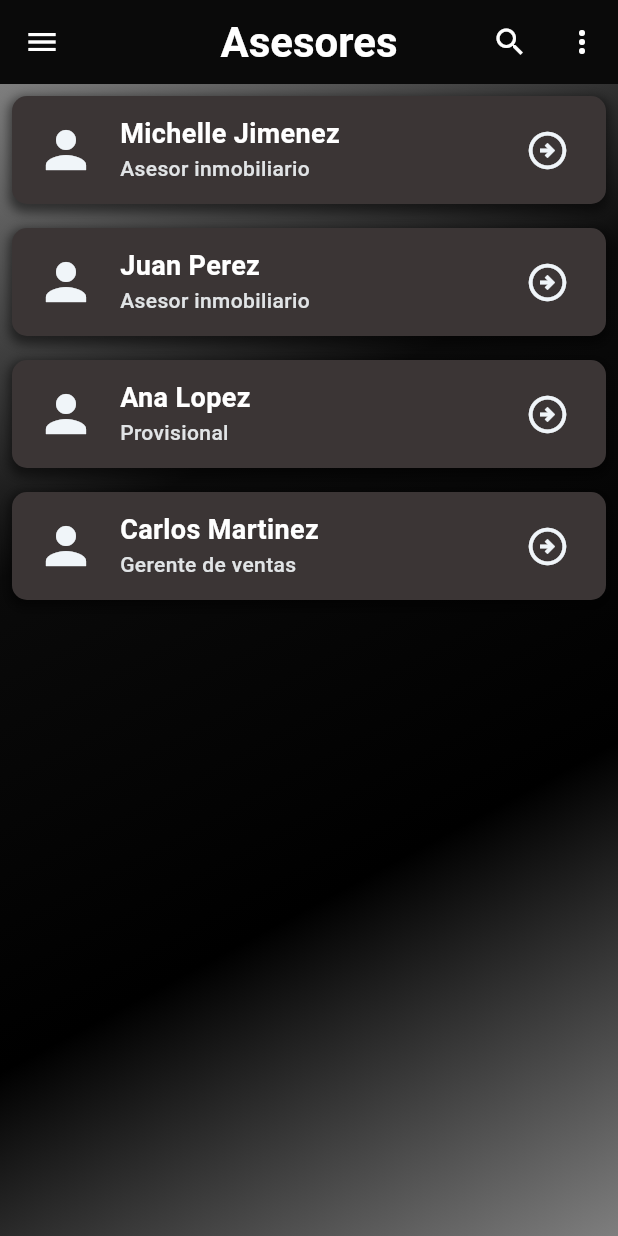
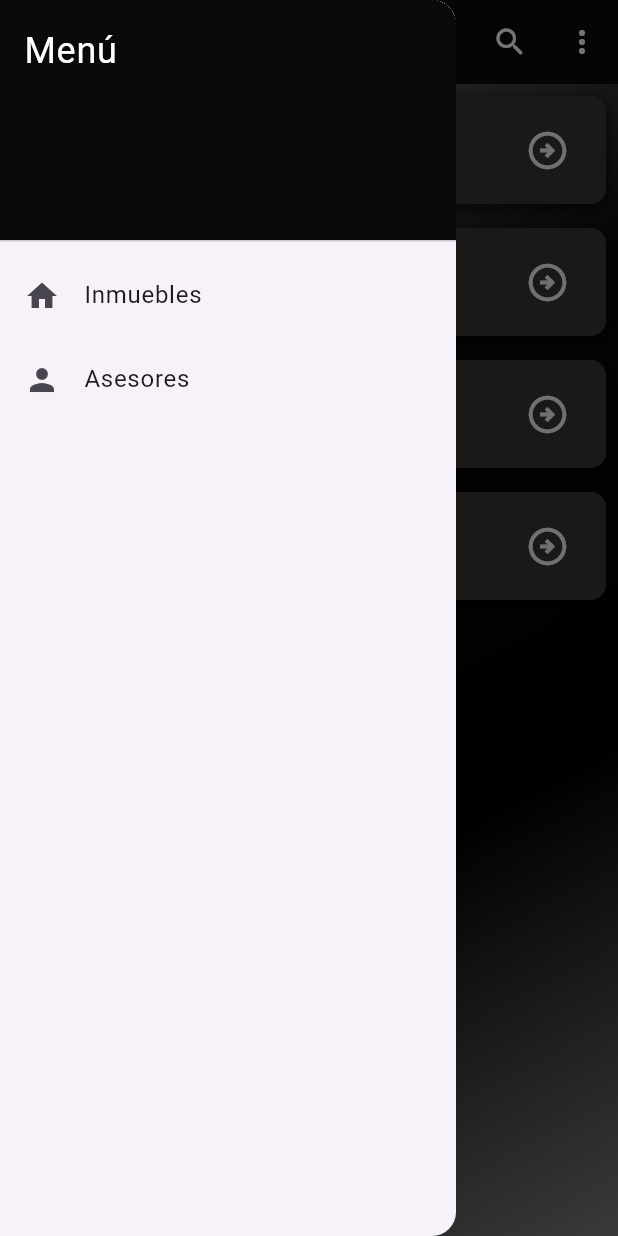
Before and after one commit to MichDlc03/movil_rec, a Flutter app: the MiListaDeProspectos screen opened directly, with the side drawer open (before the commit the screen has no drawer), on a phone screen of 412 x 824 dp. Run offline on Flutter 3.47's test engine with Material 3 defaults, Android fonts, the phone set to English and light mode, and no system bars; our stand-ins replace carousel_slider, google_fonts; Roboto replaces fonts that are missing (Dosis).

Commit message:
navegacion y pantalla de inmuebles creada

```diff
--- a/lib/main.dart
+++ b/lib/main.dart
@@ -1,3 +1,4 @@
+import 'package:app/pages/inmuebles_page.dart';
 import 'package:app/pages/login_page.dart';
 import 'package:app/pages/prospectos_page.dart';
 import 'package:app/pages/splash.dart';
@@ -22,6 +23,7 @@ class MyApp extends StatelessWidget {
         'Splash': (_) => const Splash(),
         'Login': (_) =>  LoginPage(),
         'ListaDeProspectos': (_) => const ProspectosPage(),
+        'ListaDeInmuebles' : (_) => const InmueblesPage()
       },
     );
   }
--- /dev/null
+++ b/lib/models/inmueble_model.dart
@@ -0,0 +1,13 @@
+class Inmueble {
+  final int id;
+  final String nombreInmueble;
+  final String medidasDelTerreno;
+  final int cantidadDeHabitaciones;
+
+  Inmueble({
+    required this.id,
+    required this.nombreInmueble,
+    required this.medidasDelTerreno,
+    required this.cantidadDeHabitaciones,
+  });
+}
--- /dev/null
+++ b/lib/models/prospecto_model.dart
@@ -0,0 +1,9 @@
+import 'inmueble_model.dart';
+
+class Prospecto {
+  final String nombre;
+  final String descripcion;
+  final List<Inmueble> inmuebles;
+
+  Prospecto(this.nombre, this.descripcion, this.inmuebles);
+}
--- a/lib/pages/perfil_prospectos_page.dart
+++ b/lib/pages/perfil_prospectos_page.dart
@@ -1,6 +1,6 @@
-import 'package:app/widgets/mi_lista_prospectos.dart';
 import 'package:flutter/material.dart';
 import 'package:google_fonts/google_fonts.dart';
+import '../models/prospecto_model.dart';
 
 class MiPerfilProspectoPage extends StatelessWidget {
   final Prospecto prospecto;
--- /dev/null
+++ b/lib/widgets/custom_drawer.dart
@@ -0,0 +1,45 @@
+import 'package:flutter/material.dart';
+
+class CustomDrawer extends StatelessWidget {
+  const CustomDrawer({super.key});
+
+  @override
+  Widget build(BuildContext context) {
+    return Drawer(
+      child: ListView(
+        padding: EdgeInsets.zero,
+        children: <Widget>[
+          const DrawerHeader(
+            decoration: BoxDecoration(
+              color: Color(0xff0A0A0A),
+            ),
+            child: Text(
+              'Menú',
+              style: TextStyle(
+                color: Colors.white,
+                fontSize: 24,
+              ),
+            ),
+          ),
+          ListTile(
+            leading: const Icon(Icons.home),
+            title: const Text('Inmuebles'),
+            onTap: () {
+              Navigator.pop(context);
+              Navigator.pushNamed(context, 'ListaDeInmuebles');
+            },
+          ),
+          ListTile(
+            leading: const Icon(Icons.person),
+            title: const Text('Asesores'),
+            onTap: () {
+              Navigator.pop(context);
+              Navigator.pushNamed(context, 'ListaDeProspectos');
+            },
+          ),
+          // Agrega más ListTiles según sea necesario
+        ],
+      ),
+    );
+  }
+}
--- a/lib/widgets/mi_lista_prospectos.dart
+++ b/lib/widgets/mi_lista_prospectos.dart
@@ -1,28 +1,10 @@
+import 'package:app/models/inmueble_model.dart';
 import 'package:app/pages/perfil_prospectos_page.dart';
+import 'package:app/widgets/custom_drawer.dart';
 import 'package:flutter/material.dart';
 import 'package:google_fonts/google_fonts.dart';
 
-class Prospecto {
-  final String nombre;
-  final String descripcion;
-  final List<Inmueble> inmuebles;
-
-  Prospecto(this.nombre, this.descripcion, this.inmuebles);
-}
-
-class Inmueble {
-  final int id;
-  final String nombreInmueble;
-  final String medidasDelTerreno;
-  final int cantidadDeHabitaciones;
-
-  Inmueble({
-    required this.id,
-    required this.nombreInmueble,
-    required this.medidasDelTerreno,
-    required this.cantidadDeHabitaciones,
-  });
-}
+import '../models/prospecto_model.dart';
 
 class MiListaDeProspectos extends StatefulWidget {
   const MiListaDeProspectos({super.key});
@@ -89,14 +71,30 @@ class _MiListaDeProspectosState extends State<MiListaDeProspectos> {
     String title = "Asesores";
     return Scaffold(
       appBar: AppBar(
-        leading: const Icon(Icons.menu, color: Colors.white),
+        leading: Builder(
+          builder: (context) {
+            return IconButton(
+              icon: const Icon(Icons.menu, color: Colors.white),
+              onPressed: () {
+                Scaffold.of(context).openDrawer();
+              },
+            );
+          },
+        ),
         actions: [
           IconButton(
-              onPressed: () {},
-              icon: const Icon(Icons.search, color: Colors.white)),
-          IconButton(
-              onPressed: () {},
-              icon: const Icon(Icons.more_vert, color: Colors.white)),
+            onPressed: () {},
+            icon: const Icon(Icons.search, color: Colors.white)),
+          Builder(
+            builder: (context) {
+              return IconButton(
+                onPressed: () {
+                  Scaffold.of(context).openEndDrawer();
+                },
+                icon: const Icon(Icons.more_vert, color: Colors.white),
+              );
+            },
+          ),
         ],
         centerTitle: true,
         backgroundColor: const Color(0xff0A0A0A),
@@ -109,6 +107,7 @@ class _MiListaDeProspectosState extends State<MiListaDeProspectos> {
           ),
         ),
       ),
+      drawer: const CustomDrawer(),
       body: Container(
         decoration: const BoxDecoration(
           gradient: LinearGradient(
--- a/pubspec.yaml
+++ b/pubspec.yaml
@@ -30,6 +30,7 @@ environment:
 dependencies:
   flutter:
     sdk: flutter
+  carousel_slider: ^4.2.1
 
 
 
@@ -60,6 +61,9 @@ flutter:
     - assets/imagenes/
     - assets/imagenes/icononegro.png
     - assets/imagenes/iconoblanco.png
+    - assets/imagenes/casa.jpg
+    - assets/imagenes/casa2.jpg
+    - assets/imagenes/casa3.jpg
 
 
 
```
Also changed, not shown: lib/pages/inmuebles_page.dart (added, +11 -0 lines), lib/pages/perfil_inmuebles_page.dart (added, +131 -0 lines), lib/widgets/mi_lista_inmuebles.dart (added, +157 -0 lines), assets/imagenes/casa.jpg (added), assets/imagenes/casa2.jpg (added), assets/imagenes/casa3.jpg (added), pubspec.lock.
